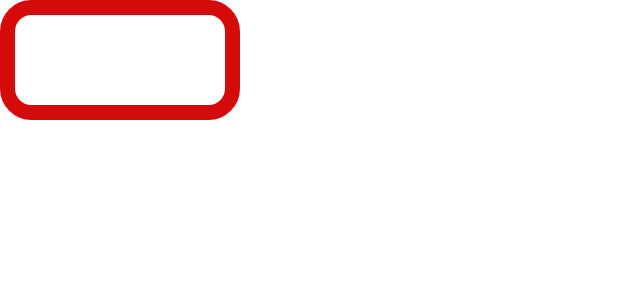
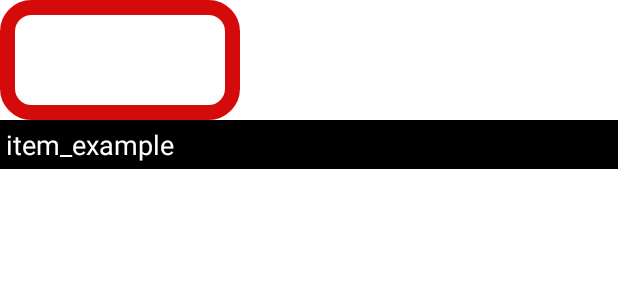
Before and after one commit to Tornado5121/CustomViews, an Android app: the layout activity_main.xml on its own in the app's theme, with its tools: preview values and no code run, on a phone screen of 412 x 824 dp. Shown: the top 300 px of the screen. Run offline under Robolectric (Android 15) with nearby library versions, the phone set to English and light mode, and no system bars.

Commit message:
fix bug with setting paddings and add setting of textSize

```diff
--- a/app/src/main/java/com/natife/example/customviews/MainActivity.kt
+++ b/app/src/main/java/com/natife/example/customviews/MainActivity.kt
@@ -5,11 +5,12 @@ import androidx.appcompat.app.AppCompatActivity
 
 class MainActivity : AppCompatActivity() {
 
-    private val test = findViewById<CustomLinearLayout>(R.id.custom_layout)
-
     override fun onCreate(savedInstanceState: Bundle?) {
         super.onCreate(savedInstanceState)
         setContentView(R.layout.activity_main)
+
+        val test = findViewById<CustomLinearLayout>(R.id.custom_layout)
+
         test.addItem("item1")
         test.addItem("item2")
         test.addItem("item3")
--- a/app/src/main/java/com/natife/example/customviews/MyViewGroup.kt
+++ b/app/src/main/java/com/natife/example/customviews/MyViewGroup.kt
@@ -1,10 +1,12 @@
 package com.natife.example.customviews
 
 import android.content.Context
+import android.content.res.Resources
 import android.graphics.Color
 import android.util.AttributeSet
 import android.widget.LinearLayout
 import android.widget.TextView
+
 
 class CustomLinearLayout @JvmOverloads constructor(
     context: Context,
@@ -12,7 +14,11 @@ class CustomLinearLayout @JvmOverloads constructor(
     defStyle: Int = 0
 ) : LinearLayout(context, attrs, defStyle) {
 
-    private val backgroundColor = Color.parseColor(context.getString(R.string.backgrondColorCustomViewGroup))
+    private val Int.toDp: Float
+        get() = Resources.getSystem().displayMetrics.density * this
+
+    private val backgroundColor =
+        Color.parseColor(context.getString(R.string.backgrondColorCustomViewGroup))
     private val textColor = Color.parseColor(context.getString(R.string.textColorCustomViewGroup))
 
     fun addItem(itemName: String) {
@@ -20,7 +26,8 @@ class CustomLinearLayout @JvmOverloads constructor(
         textView.text = itemName
         textView.setBackgroundColor(backgroundColor)
         textView.setTextColor(textColor)
-        textView.setPadding(4,4,4,4)
+        textView.textSize = 18F
+        textView.setPadding(4.toDp.toInt(), 4.toDp.toInt(), 4.toDp.toInt(), 4.toDp.toInt())
         addView(textView)
     }
 
--- a/app/src/main/res/layout/activity_main.xml
+++ b/app/src/main/res/layout/activity_main.xml
@@ -3,9 +3,9 @@
     xmlns:app="http://schemas.android.com/apk/res-auto"
     xmlns:tools="http://schemas.android.com/tools"
     android:id="@+id/custom_layout"
-    android:orientation="vertical"
     android:layout_width="match_parent"
     android:layout_height="match_parent"
+    android:orientation="vertical"
     tools:context=".MainActivity">
 
     <com.natife.example.customviews.MyCustomView
@@ -13,6 +13,15 @@
         android:layout_height="80dp"
         app:borderColor="#D50A0A"
         app:borderWidth="10dp"
-        app:cornerRadius="16dp"/>
+        app:cornerRadius="16dp" />
+
+    <TextView
+        android:layout_width="match_parent"
+        android:layout_height="wrap_content"
+        android:textSize="18sp"
+        android:padding="4dp"
+        android:text="@string/item_example"
+        android:background="@color/black"
+        android:textColor="@color/white"/>
 
 </com.natife.example.customviews.CustomLinearLayout>
--- a/app/src/main/res/values/strings.xml
+++ b/app/src/main/res/values/strings.xml
@@ -1,3 +1,4 @@
 <resources>
     <string name="app_name">CustomViews</string>
+    <string name="item_example">item_example</string>
 </resources>
```
